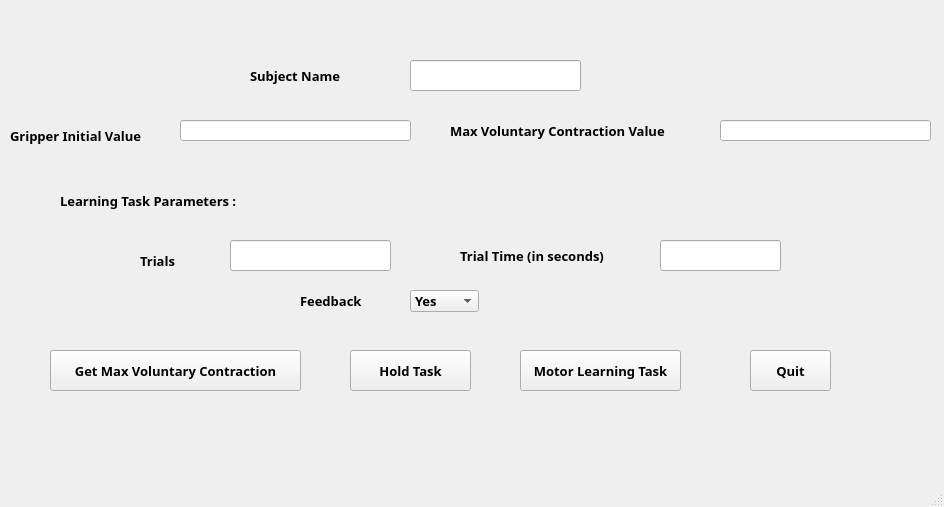
Old version of the form JRH/task_GUI.ui in the repository arnaghosh/MITACS.
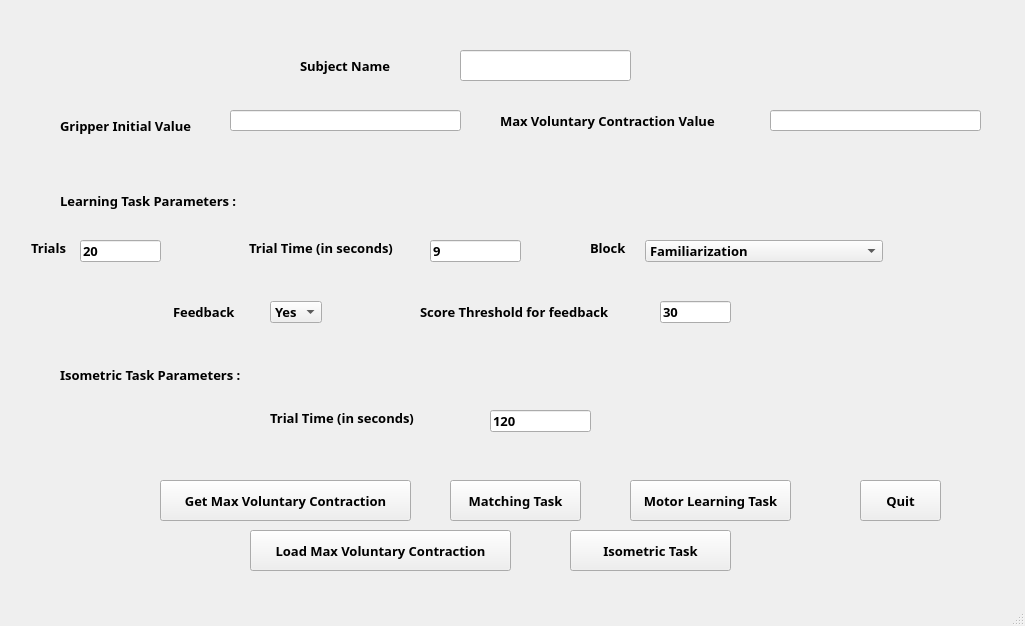
New version of the form. Icons and pictures are not drawn.

Commit message: Updating GUI and other files with all tasks - hold, learn, match, getMax and loadMax.

What changed in the file:
```diff
--- a/JRH/task_GUI.ui
+++ b/JRH/task_GUI.ui
@@ -6,8 +6,8 @@
    <rect>
     <x>0</x>
     <y>0</y>
-    <width>944</width>
-    <height>507</height>
+    <width>1025</width>
+    <height>626</height>
    </rect>
   </property>
   <property name="font">
@@ -22,27 +22,11 @@
    <string>MainWindow</string>
   </property>
   <widget class="QWidget" name="centralwidget">
-   <widget class="QLabel" name="logo1">
-    <property name="geometry">
-     <rect>
-      <x>540</x>
-      <y>20</y>
-      <width>281</width>
-      <height>51</height>
-     </rect>
-    </property>
-    <property name="text">
-     <string/>
-    </property>
-    <property name="pixmap">
-     <pixmap>medicine_logo_horiz_eng_outlined_750.png</pixmap>
-    </property>
-   </widget>
    <widget class="QLabel" name="subjectName">
     <property name="geometry">
      <rect>
-      <x>250</x>
-      <y>60</y>
+      <x>300</x>
+      <y>50</y>
       <width>121</width>
       <height>31</height>
      </rect>
@@ -60,10 +44,10 @@
    <widget class="QLabel" name="trials">
     <property name="geometry">
      <rect>
-      <x>140</x>
-      <y>250</y>
-      <width>71</width>
-      <height>21</height>
+      <x>31</x>
+      <y>240</y>
+      <width>39</width>
+      <height>16</height>
      </rect>
     </property>
     <property name="text">
@@ -73,8 +57,8 @@
    <widget class="QLineEdit" name="subName">
     <property name="geometry">
      <rect>
-      <x>410</x>
-      <y>60</y>
+      <x>460</x>
+      <y>50</y>
       <width>171</width>
       <height>31</height>
      </rect>
@@ -83,18 +67,21 @@
    <widget class="QLineEdit" name="totalTrials">
     <property name="geometry">
      <rect>
-      <x>230</x>
+      <x>80</x>
       <y>240</y>
-      <width>161</width>
-      <height>31</height>
+      <width>81</width>
+      <height>22</height>
      </rect>
     </property>
+    <property name="text">
+     <string>20</string>
+    </property>
    </widget>
    <widget class="QPushButton" name="getMax">
     <property name="geometry">
      <rect>
-      <x>50</x>
-      <y>350</y>
+      <x>160</x>
+      <y>480</y>
       <width>251</width>
       <height>41</height>
      </rect>
@@ -106,21 +93,21 @@
    <widget class="QPushButton" name="hold">
     <property name="geometry">
      <rect>
-      <x>350</x>
-      <y>350</y>
-      <width>121</width>
+      <x>450</x>
+      <y>480</y>
+      <width>131</width>
       <height>41</height>
      </rect>
     </property>
     <property name="text">
-     <string>Hold Task</string>
+     <string>Matching Task</string>
     </property>
    </widget>
    <widget class="QPushButton" name="learn">
     <property name="geometry">
      <rect>
-      <x>520</x>
-      <y>350</y>
+      <x>630</x>
+      <y>480</y>
       <width>161</width>
       <height>41</height>
      </rect>
@@ -132,8 +119,8 @@
    <widget class="QPushButton" name="quit">
     <property name="geometry">
      <rect>
-      <x>750</x>
-      <y>350</y>
+      <x>860</x>
+      <y>480</y>
       <width>81</width>
       <height>41</height>
      </rect>
@@ -145,10 +132,10 @@
    <widget class="QLabel" name="label_trialTime">
     <property name="geometry">
      <rect>
-      <x>460</x>
+      <x>249</x>
       <y>240</y>
-      <width>171</width>
-      <height>31</height>
+      <width>172</width>
+      <height>16</height>
      </rect>
     </property>
     <property name="text">
@@ -158,12 +145,15 @@
    <widget class="QLineEdit" name="trialTime">
     <property name="geometry">
      <rect>
-      <x>660</x>
+      <x>430</x>
       <y>240</y>
-      <width>121</width>
-      <height>31</height>
+      <width>91</width>
+      <height>22</height>
      </rect>
     </property>
+    <property name="text">
+     <string>9</string>
+    </property>
    </widget>
    <widget class="QLabel" name="LearningParam">
     <property name="geometry">
@@ -181,9 +171,9 @@
    <widget class="QLabel" name="label_fb">
     <property name="geometry">
      <rect>
-      <x>300</x>
-      <y>290</y>
-      <width>81</width>
+      <x>173</x>
+      <y>301</y>
+      <width>71</width>
       <height>21</height>
      </rect>
     </property>
@@ -194,9 +184,9 @@
    <widget class="QComboBox" name="combo_fb">
     <property name="geometry">
      <rect>
-      <x>410</x>
-      <y>290</y>
-      <width>69</width>
+      <x>270</x>
+      <y>301</y>
+      <width>52</width>
       <height>22</height>
      </rect>
     </property>
@@ -217,8 +207,8 @@
    <widget class="QLabel" name="label_init">
     <property name="geometry">
      <rect>
-      <x>10</x>
-      <y>120</y>
+      <x>60</x>
+      <y>110</y>
       <width>161</width>
       <height>31</height>
      </rect>
@@ -230,8 +220,8 @@
    <widget class="QLabel" name="label_max">
     <property name="geometry">
      <rect>
-      <x>450</x>
-      <y>110</y>
+      <x>500</x>
+      <y>100</y>
       <width>261</width>
       <height>41</height>
      </rect>
@@ -243,8 +233,8 @@
    <widget class="QLineEdit" name="text_init">
     <property name="geometry">
      <rect>
-      <x>180</x>
-      <y>120</y>
+      <x>230</x>
+      <y>110</y>
       <width>231</width>
       <height>21</height>
      </rect>
@@ -253,13 +243,183 @@
    <widget class="QLineEdit" name="text_max">
     <property name="geometry">
      <rect>
-      <x>720</x>
-      <y>120</y>
+      <x>770</x>
+      <y>110</y>
       <width>211</width>
       <height>21</height>
      </rect>
     </property>
    </widget>
+   <widget class="QLabel" name="label">
+    <property name="geometry">
+     <rect>
+      <x>590</x>
+      <y>240</y>
+      <width>39</width>
+      <height>16</height>
+     </rect>
+    </property>
+    <property name="text">
+     <string>Block</string>
+    </property>
+   </widget>
+   <widget class="QComboBox" name="combo_block">
+    <property name="geometry">
+     <rect>
+      <x>645</x>
+      <y>240</y>
+      <width>238</width>
+      <height>22</height>
+     </rect>
+    </property>
+    <item>
+     <property name="text">
+      <string>Familiarization</string>
+     </property>
+    </item>
+    <item>
+     <property name="text">
+      <string>1</string>
+     </property>
+    </item>
+    <item>
+     <property name="text">
+      <string>2</string>
+     </property>
+    </item>
+    <item>
+     <property name="text">
+      <string>3</string>
+     </property>
+    </item>
+    <item>
+     <property name="text">
+      <string>4</string>
+     </property>
+    </item>
+    <item>
+     <property name="text">
+      <string>5</string>
+     </property>
+    </item>
+    <item>
+     <property name="text">
+      <string>Retention with no Feedback</string>
+     </property>
+    </item>
+    <item>
+     <property name="text">
+      <string>Retention with Feedback</string>
+     </property>
+    </item>
+   </widget>
+   <widget class="QLabel" name="label_scoreThresh">
+    <property name="geometry">
+     <rect>
+      <x>420</x>
+      <y>301</y>
+      <width>223</width>
+      <height>21</height>
+     </rect>
+    </property>
+    <property name="text">
+     <string>Score Threshold for feedback</string>
+    </property>
+   </widget>
+   <widget class="QLineEdit" name="text_scoreThresh">
+    <property name="geometry">
+     <rect>
+      <x>660</x>
+      <y>301</y>
+      <width>71</width>
+      <height>22</height>
+     </rect>
+    </property>
+    <property name="text">
+     <string>30</string>
+    </property>
+   </widget>
+   <widget class="QPushButton" name="loadMax">
+    <property name="geometry">
+     <rect>
+      <x>250</x>
+      <y>530</y>
+      <width>261</width>
+      <height>41</height>
+     </rect>
+    </property>
+    <property name="text">
+     <string>Load Max Voluntary Contraction</string>
+    </property>
+   </widget>
+   <widget class="QPushButton" name="isometric">
+    <property name="geometry">
+     <rect>
+      <x>570</x>
+      <y>530</y>
+      <width>161</width>
+      <height>41</height>
+     </rect>
+    </property>
+    <property name="text">
+     <string>Isometric Task</string>
+    </property>
+   </widget>
+   <widget class="QLabel" name="logo1">
+    <property name="geometry">
+     <rect>
+      <x>740</x>
+      <y>10</y>
+      <width>251</width>
+      <height>51</height>
+     </rect>
+    </property>
+    <property name="text">
+     <string/>
+    </property>
+    <property name="pixmap">
+     <pixmap>medicine_logo_horiz_eng_outlined_750.png</pixmap>
+    </property>
+   </widget>
+   <widget class="QLabel" name="isometricParam">
+    <property name="geometry">
+     <rect>
+      <x>60</x>
+      <y>359</y>
+      <width>241</width>
+      <height>31</height>
+     </rect>
+    </property>
+    <property name="text">
+     <string>Isometric Task Parameters :</string>
+    </property>
+   </widget>
+   <widget class="QLabel" name="trialTime_2">
+    <property name="geometry">
+     <rect>
+      <x>270</x>
+      <y>410</y>
+      <width>172</width>
+      <height>16</height>
+     </rect>
+    </property>
+    <property name="text">
+     <string>Trial Time (in seconds)</string>
+    </property>
+   </widget>
+   <widget class="QLineEdit" name="text_isoTrialTime">
+    <property name="geometry">
+     <rect>
+      <x>490</x>
+      <y>410</y>
+      <width>101</width>
+      <height>22</height>
+     </rect>
+    </property>
+    <property name="text">
+     <string>120</string>
+    </property>
+   </widget>
   </widget>
   <widget class="QMenuBar" name="menubar">
    <property name="geometry">
```
Left out of the diff: 2 changed lines with no effect on the pictures. The commit also changes 5 other files.
